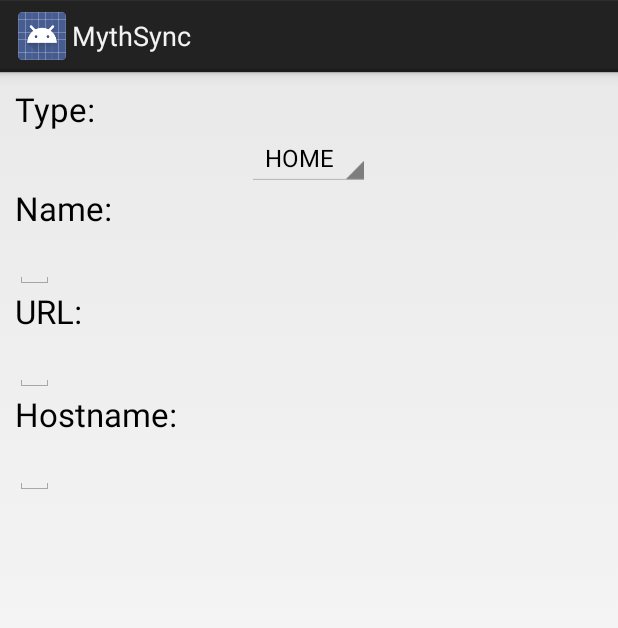
After one commit to dmfrey/MythtvSync, an Android app: the fragment LocationProfileDialogFragment shown on its own in the app's theme, on a phone screen of 412 x 824 dp. The commit adds this screen. Shown: the top 628 px of the screen. Run offline under Robolectric (Android 15) with nearby library versions, the phone set to English and light mode, and no system bars; 6 statements that could not run were skipped.

Commit message:
updated sync and initial settings dialog fragment

```diff
--- /dev/null
+++ b/src/main/java/org/mythtv/android/ui/LocationProfileDialogFragment.java
@@ -0,0 +1,158 @@
+package org.mythtv.android.ui;
+
+import android.app.AlertDialog;
+import android.app.Dialog;
+import android.app.DialogFragment;
+import android.content.DialogInterface;
+import android.os.Bundle;
+import android.util.Log;
+import android.view.LayoutInflater;
+import android.view.View;
+import android.view.ViewGroup;
+import android.widget.AdapterView;
+import android.widget.ArrayAdapter;
+import android.widget.Button;
+import android.widget.EditText;
+import android.widget.Spinner;
+import android.widget.TextView;
+
+import org.mythtv.android.R;
+import org.mythtv.android.db.locationProfile.LocationProfile;
+import org.mythtv.android.db.locationProfile.LocationProfileDaoHelper;
+
+/**
+ * Created by dmfrey on 10/25/13.
+ */
+public class LocationProfileDialogFragment extends DialogFragment implements AdapterView.OnItemSelectedListener {
+
+    private static final String TAG = LocationProfileDialogFragment.class.getSimpleName();
+
+    private final LocationProfileDaoHelper mLocationProfileDaoHelper = LocationProfileDaoHelper.getInstance();
+
+    private Spinner mLocationProfileTypeSpinner;
+    private EditText mName, mUrl, mHostname;
+
+    private LocationProfile mLocationProfile;
+    private LocationProfile.LocationType mSelectedLocationType = LocationProfile.LocationType.HOME;
+
+    public static LocationProfileDialogFragment newInstance() {
+        LocationProfileDialogFragment f = new LocationProfileDialogFragment();
+
+        return f;
+    }
+
+    @Override
+    public View onCreateView( LayoutInflater inflater, ViewGroup container, Bundle savedInstanceState ) {
+        Log.d( TAG, "onCreateView : enter" );
+
+        View v = inflater.inflate( R.layout.fragment_location_profile_dialog, container, false );
+
+        mLocationProfileTypeSpinner = (Spinner) v.findViewById( R.id.location_profile_type_spinner );
+
+        mName = (EditText) v.findViewById( R.id.name_editText );
+        mUrl = (EditText) v.findViewById( R.id.url_editText );
+        mHostname = (EditText) v.findViewById( R.id.hostname_editText );
+
+        ArrayAdapter<CharSequence> adapter = ArrayAdapter.createFromResource( getActivity(), R.array.location_profile_types_array, android.R.layout.simple_spinner_item );
+        adapter.setDropDownViewResource(android.R.layout.simple_spinner_dropdown_item);
+        mLocationProfileTypeSpinner.setAdapter(adapter);
+        mLocationProfileTypeSpinner.setOnItemSelectedListener( this );
+
+        setShowsDialog( true );
+
+        Log.d( TAG, "onCreateView : exit" );
+        return v;
+    }
+
+    @Override
+    public void onActivityCreated( Bundle savedInstanceState ) {
+        Log.i(TAG, "onActivityCreated : enter");
+        super.onActivityCreated( savedInstanceState );
+
+        mLocationProfile = mLocationProfileDaoHelper.findSelectedHomeProfile( getActivity() );
+
+        updateFields();
+
+        Log.i( TAG, "onActivityCreated : exit" );
+    }
+
+    @Override
+    public Dialog onCreateDialog( Bundle savedInstanceState ) {
+
+        return new AlertDialog.Builder( getActivity() )
+            .setTitle( getResources().getString( R.string.lbl_location_profile_dialog_title ) )
+            .setPositiveButton( getResources().getString( R.string.btn_save ),
+
+                new DialogInterface.OnClickListener() {
+                    public void onClick( DialogInterface dialog, int whichButton ) {
+                        save();
+                    }
+                }
+
+             )
+            .setNegativeButton( getResources().getString( R.string.btn_close ),
+
+                new DialogInterface.OnClickListener() {
+                    public void onClick( DialogInterface dialog, int whichButton ) {
+                        dialog.dismiss();
+                    }
+                }
+
+            )
+            .show();
+
+    }
+
+    public void onItemSelected( AdapterView<?> parent, View view, int pos, long id ) {
+        Log.d(TAG, "onItemSelected : enter");
+
+        String type = (String) parent.getItemAtPosition( pos );
+
+        switch ( LocationProfile.LocationType.valueOf( type ) ) {
+
+            case AWAY :
+
+                mLocationProfile = mLocationProfileDaoHelper.findSelectedAwayProfile( getActivity() );
+
+                mSelectedLocationType = LocationProfile.LocationType.AWAY;
+
+                break;
+
+            case HOME :
+
+                mLocationProfile = mLocationProfileDaoHelper.findSelectedHomeProfile(getActivity());
+
+                mSelectedLocationType = LocationProfile.LocationType.HOME;
+
+                break;
+        }
+
+        updateFields();
+
+        Log.d(TAG, "onItemSelected : exit");
+    }
+
+    public void onNothingSelected( AdapterView<?> parent ) {
+        Log.d( TAG, "onNothingSelected : enter" );
+
+        Log.d( TAG, "onNothingSelected : exit" );
+    }
+
+    private void updateFields() {
+
+        mName.setText( mLocationProfile.getName() );
+        mUrl.setText( mLocationProfile.getUrl() );
+        mHostname.setText( mLocationProfile.getHostname() );
+
+    }
+
+    private void save() {
+
+        mLocationProfile.setName( mName.getText().toString() );
+        mLocationProfile.setUrl( mUrl.getText().toString() );
+        mLocationProfile.setHostname( mHostname.getText().toString() );
+
+        mLocationProfileDaoHelper.save( getActivity(), mLocationProfile );
+    }
+
+}
--- a/src/main/java/org/mythtv/android/ui/RecordingsFragment.java
+++ b/src/main/java/org/mythtv/android/ui/RecordingsFragment.java
@@ -72,7 +72,7 @@ public class RecordingsFragment extends ListFragment implements LoaderManager.Lo
         Log.i( TAG, "onAttach : enter" );
         super.onAttach( activity );
 
-        SyncUtils.CreateSyncAccount(activity);
+        SyncUtils.CreateSyncAccount( activity );
 
         Log.i( TAG, "onAttach : exit" );
     }
--- /dev/null
+++ b/src/main/res/layout/fragment_location_profile_dialog.xml
@@ -0,0 +1,60 @@
+<?xml version="1.0" encoding="utf-8"?>
+
+<LinearLayout xmlns:android="http://schemas.android.com/apk/res/android"
+    android:orientation="vertical" android:layout_width="match_parent"
+    android:layout_height="match_parent"
+    android:layout_margin="10dip">
+
+    <TextView
+        android:layout_width="fill_parent"
+        android:layout_height="wrap_content"
+        android:text="@string/lbl_location_profile_type"
+        android:textAppearance="?android:attr/textAppearanceLarge"
+        android:layout_gravity="left|center_vertical" />
+
+    <Spinner
+        android:layout_width="wrap_content"
+        android:layout_height="wrap_content"
+        android:id="@+id/location_profile_type_spinner"
+        android:layout_gravity="center" />
+
+    <TextView
+        android:layout_width="fill_parent"
+        android:layout_height="wrap_content"
+        android:text="@string/lbl_name"
+        android:textAppearance="?android:attr/textAppearanceLarge"
+        android:layout_gravity="left|center_vertical" />
+
+    <EditText
+        android:layout_width="wrap_content"
+        android:layout_height="wrap_content"
+        android:id="@+id/name_editText"
+        android:layout_gravity="left|center_vertical" />
+
+    <TextView
+        android:layout_width="fill_parent"
+        android:layout_height="wrap_content"
+        android:text="@string/lbl_url"
+        android:textAppearance="?android:attr/textAppearanceLarge"
+        android:layout_gravity="left|center_vertical" />
+
+    <EditText
+        android:layout_width="wrap_content"
+        android:layout_height="wrap_content"
+        android:id="@+id/url_editText"
+        android:layout_gravity="left|center_vertical" />
+
+    <TextView
+        android:layout_width="fill_parent"
+        android:layout_height="wrap_content"
+        android:text="@string/lbl_hostname"
+        android:textAppearance="?android:attr/textAppearanceLarge"
+        android:layout_gravity="left|center_vertical" />
+
+    <EditText
+        android:layout_width="wrap_content"
+        android:layout_height="wrap_content"
+        android:id="@+id/hostname_editText"
+        android:layout_gravity="left|center_vertical" />
+
+</LinearLayout>
--- a/src/main/res/values/strings.xml
+++ b/src/main/res/values/strings.xml
@@ -10,4 +10,22 @@
     <string name="btn_away">Away</string>
     <string name="btn_disconnect">Disconnect</string>
 
+    <string name="btn_save">Save</string>
+    <string name="btn_close">Close</string>
+
+    <string name="lbl_location_profile_type">Type:</string>
+    <string name="lbl_name">Name:</string>
+    <string name="lbl_url">URL:</string>
+    <string name="lbl_hostname">Hostname:</string>
+
+    <string name="lbl_refresh">Refresh</string>
+    <string name="lbl_preferences">Preferences</string>
+
+    <string name="lbl_location_profile_dialog_title">Settings</string>
+
+    <string-array name="location_profile_types_array">
+        <item>HOME</item>
+        <item>AWAY</item>
+    </string-array>
+
 </resources>
```
Also changed, not shown: build.gradle (+14 -0 lines), src/main/java/org/mythtv/android/sync/SyncAdapter.java (+4 -3 lines), src/main/java/org/mythtv/android/sync/SyncUtils.java (+11 -3 lines), src/main/java/org/mythtv/android/ui/MainActivity.java (+59 -2 lines), src/main/res/menu/main.xml (added, +32 -0 lines), src/main/res/drawable-xhdpi/ic_action_refresh.png (added), 1 other file.
